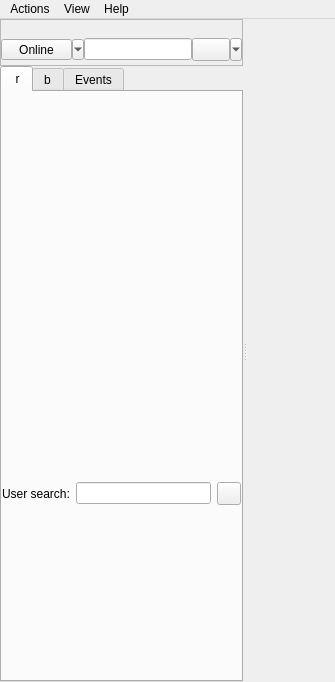
xmpp-graveyard/jabbim, file widgets/mainWindow.ui: the form before one commit.
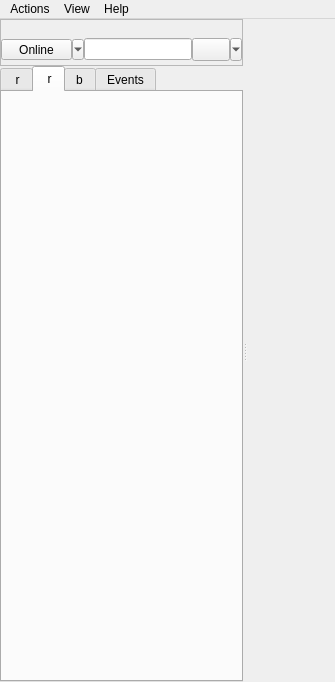
The form after the commit. The open tabs and pages were chosen to show the change. Icons and pictures are not drawn.

Commit message: favourite kontakty jako dalsi falesny tab

Patch:
```diff
--- a/widgets/mainWindow.ui
+++ b/widgets/mainWindow.ui
@@ -630,6 +630,26 @@
              </item>
             </layout>
            </widget>
+		   <widget class="QWidget" name="favTab" >
+			   <property name="geometry" >
+				   <rect>
+					   <x>0</x>
+					   <y>0</y>
+					   <width>239</width>
+					   <height>589</height>
+				   </rect>
+			   </property>
+			   <attribute name="title" >
+				   <string> r</string>
+			   </attribute>
+			   <attribute name="icon" >
+				   <iconset>
+					   <normaloff>images/16x16/categories/srdce-cele.png</normaloff>images/16x16/categories/srdce-cele.png</iconset>
+			   </attribute>
+			   <attribute name="toolTip" >
+				   <string>Favourite</string>
+			   </attribute>
+		</widget>
            <widget class="QWidget" name="bookmarksTab" >
             <property name="geometry" >
              <rect>
```
The commit also changes 2 other files.
